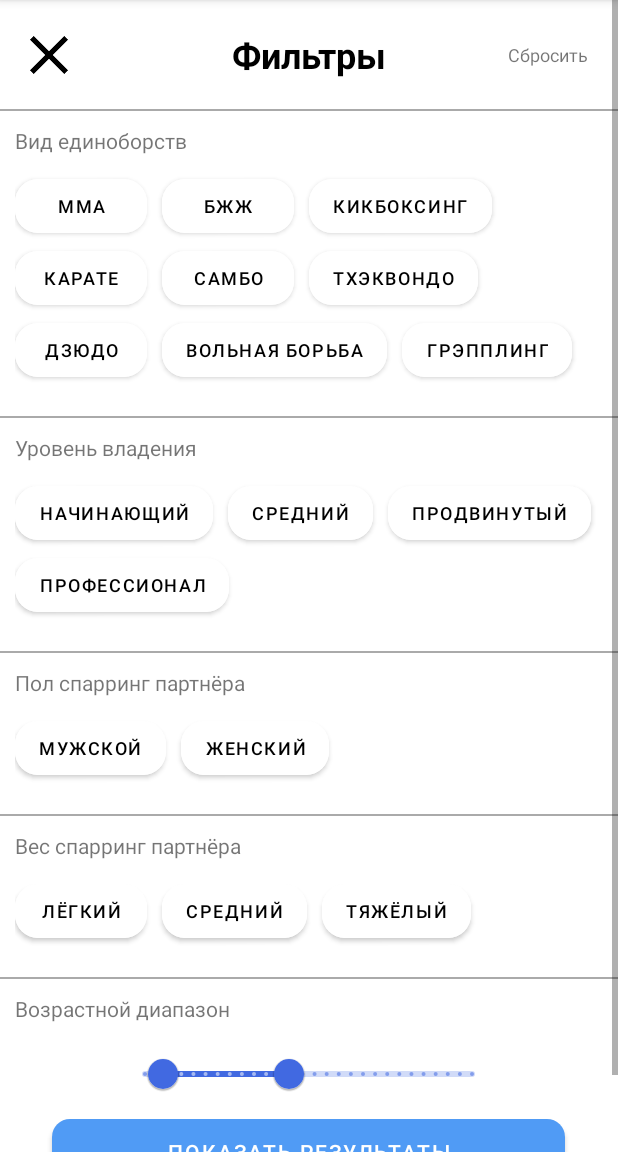
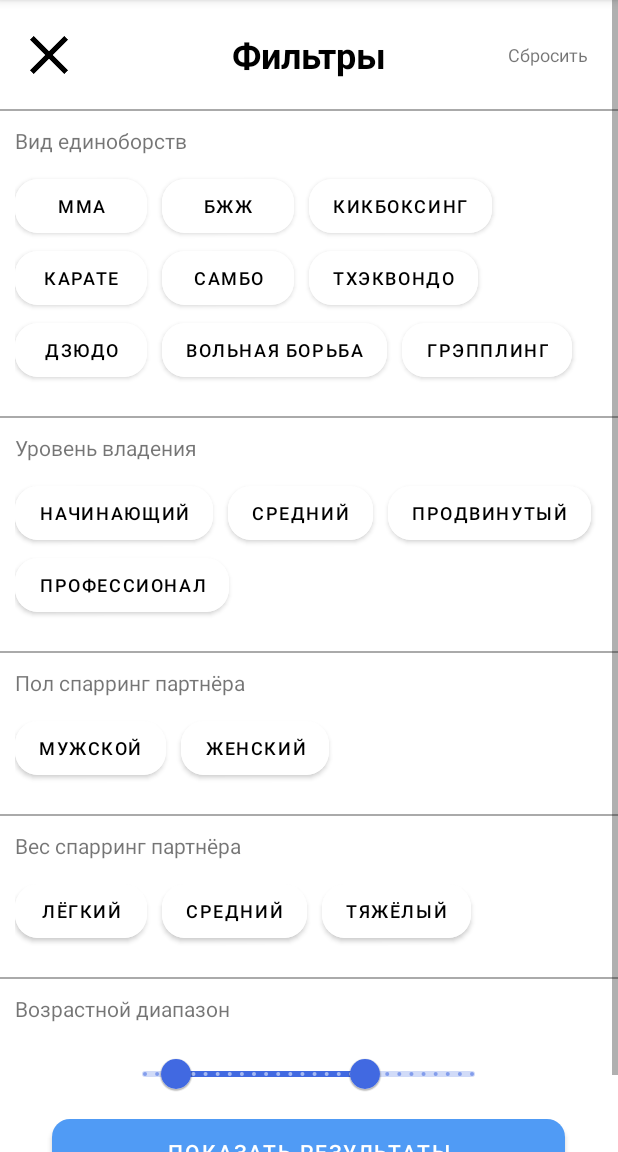
Before and after one commit to vlymar90/OssAppAndroid, an Android app: the SearchActivity screen opened directly, with no data from a screen before it, after a tap on an icon or button, on a phone screen of 412 x 824 dp, the part 84-1236 px from its top. Run offline under Robolectric (Android 15) with nearby library versions, the light colour scheme and no system bars.

Commit message:
Filters in process

```diff
--- a/app/src/main/java/com/example/ossapp/FiltersActivity.java
+++ b/app/src/main/java/com/example/ossapp/FiltersActivity.java
@@ -22,6 +22,7 @@ public class FiltersActivity extends AppCompatActivity {
 
     private TextView cancel;
     private ImageView back;
+
     private Button mma;
     private Button bzhzh;
     private Button kickboxing;
@@ -31,36 +32,48 @@ public class FiltersActivity extends AppCompatActivity {
     private Button judo;
     private Button wrestling;
     private Button grappling;
+
     private Button rookie;
     private Button medium;
     private Button advanced;
     private Button professional;
+
     private Button male;
     private Button female;
+
     private Button light;
     private Button halfHeavy;
     private Button heavy;
+
     private RangeSlider ageSlider;
+
     private ArrayList<Button> buttons;
 
+    private String city;
     private int weight;
     private int sex;
-    private int age;
-    private long style;
-    private long level;
-    private long[] styles = new long[3];
-    private List list = new LinkedList<Long>();
-    int count = 0;
+    private float ageMin;
+    private float ageMax;
+    private String level;
+    private String style;
+    private List<Button> styles;
+    private List<Button> levels;
+
 
     @Override
     protected void onCreate(Bundle savedInstanceState) {
         super.onCreate(savedInstanceState);
         setContentView(R.layout.activity_filters);
 
-        buttons = new ArrayList<>();
+        // приходит город из списка бойцов
+        city = getIntent().getStringExtra("city");
+
+        buttons = new ArrayList<>(); //хранит все кнопки, для очистки фильтров
+        styles = new ArrayList<>(); //хранит кнопки стилей, чтобы они потом деактивировались
+        levels = new ArrayList<>(); //хранит кнопки уровней, чтобы они потом деактивировались
 
         ageSlider = findViewById(R.id.slider);
-        ageSlider.setValues(18f, 38f);
+        ageSlider.setValues(20f, 50f); // выбор возраста
 
         mma = findViewById(R.id.button1);
         bzhzh = findViewById(R.id.button2);
@@ -71,40 +84,18 @@ public class FiltersActivity extends AppCompatActivity {
         judo = findViewById(R.id.button7);
         wrestling = findViewById(R.id.button8);
         grappling = findViewById(R.id.button9);
+
         rookie = findViewById(R.id.button10);
         medium = findViewById(R.id.button11);
         advanced = findViewById(R.id.button12);
         professional = findViewById(R.id.button13);
+
         male = findViewById(R.id.button14);
         female = findViewById(R.id.button15);
+
         light = findViewById(R.id.button16);
         halfHeavy = findViewById(R.id.button17);
         heavy = findViewById(R.id.button18);
-    }
-
-    public void buttonStyleClick(View view) {
-        Button button = (Button) view;
-        if (count <= 3) {
-            if (mma.equals(view)) {
-                style = 1;
-                buttonClick(view);
-                choosingStyle(button, style);
-            } else if (bzhzh.equals(view)) {
-                style = 2;
-                buttonClick(view);
-                choosingStyle(button, style);
-            } else if (kickboxing.equals(view)) {
-                style = 3;
-                buttonClick(view);
-                choosingStyle(button, style);
-            } else if (karate.equals(view)) {
-                style = 4;
-                buttonClick(view);
-                choosingStyle(button, style);
-            }
-        } else {
-            return;
-        }
     }
 
     /*
@@ -129,11 +120,17 @@ public class FiltersActivity extends AppCompatActivity {
     }
 
     /*
-    назад с фильтрами
+    назад с фильтрами. Еще не закончено
      */
     public void nextActivity(View view) {
+        ageMin = ageSlider.getValues().get(0);
+        ageMax = ageSlider.getValues().get(ageSlider.getValues().size() - 1);
         Intent intent = new Intent(this, SearchActivity.class);
-        intent.putExtra("style", list.toArray());
+        intent.putExtra("style", style);
+        intent.putExtra("level", level);
+        intent.putExtra("city", city);
+        intent.putExtra("ageMin", ageMin);
+        intent.putExtra("ageMax", ageMax);
         startActivity(intent);
     }
 
@@ -151,20 +148,36 @@ public class FiltersActivity extends AppCompatActivity {
             selectButton.setBackgroundColor(Color.WHITE);
             selectButton.setTextColor(Color.BLACK);
             selectButton.setSelected(false);
+            buttons.remove(selectButton);
         }
     }
 
-    public void choosingStyle(Button button, Long style) {
-        if (button.isPressed()) {
-            list.add(style);
-            count++;
-        } else if (!button.isPressed()) {
-            for (int i = 0; i < list.size(); i++) {
-                if (list.get(i) == style) {
-                    list.remove(list.get(i));
-                    count--;
-                }
+    //нажатие на кнопку любого стиля
+    public void buttonStyleClick(View view) {
+        Button button = (Button) view;
+        buttonChooseClick(view, styles);
+        style = button.getText().toString();
+    }
+
+    //нажатие на кнопку выбора уровня
+    public void buttonLevelClick(View view) {
+        Button button = (Button) view;
+        buttonChooseClick(view, levels);
+        level = button.getText().toString();
+    }
+
+    // общий метод выбора только одного элемента
+    public void buttonChooseClick(View view, List<Button> views) {
+        Button button = (Button) view;
+        for (Button bt : views) {
+            if (bt.isSelected()) {
+                bt.setBackgroundColor(Color.WHITE);
+                bt.setTextColor(Color.BLACK);
+                bt.setSelected(false);
+                buttons.remove(bt);
             }
         }
+        views.add(button);
+        buttonClick(view);
     }
 }
--- a/app/src/main/java/com/example/ossapp/SearchActivity.java
+++ b/app/src/main/java/com/example/ossapp/SearchActivity.java
@@ -36,7 +36,10 @@ public class SearchActivity extends AppCompatActivity {
     private TextView cityName;
     private String city;
     private List<UserResponseDto> listOfFighters;
-    private List<Long> styles;
+    private String style;
+    private String level;
+    private int ageMin;
+    private int ageMax;
     UserResponseDto userDto1;
     UserResponseDto userDto2;
     UserResponseDto userDto3;
@@ -57,35 +60,42 @@ public class SearchActivity extends AppCompatActivity {
             city = getIntent().getStringExtra("city");
             cityName.setText(city);
         }
-        // получение информации от фильтров
-        if (filter.hasExtra("style")) {
-            for (Long st : getIntent().getLongArrayExtra("style")) {
-                styles.add(st);
-            }
-            userDto1.setStyleLevelList(styles);
-            userDto2.setStyleLevelList(styles);
-            userDto3.setStyleLevelList(styles);
+        // получение информации от фильтров стиль, уровень, возраст макс. и мин.
+        if (filter.hasExtra("style"))
+            style = getIntent().getStringExtra("style");
+        if (filter.hasExtra("level"))
+            level = getIntent().getStringExtra("level");
+        if (filter.hasExtra("ageMin")) {
+            ageMin = (int) getIntent().getFloatExtra("ageMin", 20);
+            ageMax = (int) getIntent().getFloatExtra("ageMax", 50);
         }
+
 
 
         // бойцы для проверки которых мы получим из базы
         userDto1 = new UserResponseDto();
         userDto1.setName("Ван Дам");
-        userDto1.setUserAge(35);
+        userDto1.setUserAge(ageMin);
         userDto1.setUserWeight(80);
         userDto1.setCity(city);
+        userDto1.setStyle(style);
+        userDto1.setLevel(level);
 
         userDto2 = new UserResponseDto();
         userDto2.setName("Ли");
-        userDto2.setUserAge(29);
+        userDto2.setUserAge(ageMax);
         userDto2.setUserWeight(65);
         userDto2.setCity(city);
+        userDto2.setStyle(style);
+        userDto2.setLevel(level);
 
         userDto3 = new UserResponseDto();
         userDto3.setName("Норрис");
-        userDto3.setUserAge(34);
+        userDto3.setUserAge(ageMax);
         userDto3.setUserWeight(70);
         userDto3.setCity(city);
+        userDto3.setStyle(style);
+        userDto3.setLevel(level);
 
         listOfFighters = new LinkedList<>();
         /*
@@ -111,14 +121,15 @@ public class SearchActivity extends AppCompatActivity {
          */
         fightersList = new FightersList(listOfFighters);
         partners.setAdapter(fightersList);
-
     }
 
     /*
     к фильтрам
      */
     public void filtered(View view) {
+        // город тоже идет в фильтры, чтобы вернуть потом
         Intent intent = new Intent(this, FiltersActivity.class);
+        intent.putExtra("city", city);
         startActivity(intent);
     }
 
--- a/app/src/main/java/com/example/ossapp/dto/UserResponseDto.java
+++ b/app/src/main/java/com/example/ossapp/dto/UserResponseDto.java
@@ -15,7 +15,9 @@ public class UserResponseDto implements Serializable {
     private int userAge;
     private String city;
     private String about;
-    private List<Long> styleLevelList;
+    private String style; // пока в стринге
+    private String level; // пока в стринге
+
 
     public UserResponseDto(){};
 
@@ -41,6 +43,9 @@ public class UserResponseDto implements Serializable {
         return false;
     }
 
+    public String getLevel() {
+        return level;
+    }
     public String getName() {
         return name;
     }
@@ -73,8 +78,12 @@ public class UserResponseDto implements Serializable {
         return about;
     }
 
-    public List<Long> getStyleLevelList() {
-        return styleLevelList;
+    public String getStyle() {
+        return style;
+    }
+
+    public void setLevel(String level) {
+        this.level = level;
     }
 
     public static void setInstance(UserDto instance) {
@@ -113,7 +122,7 @@ public class UserResponseDto implements Serializable {
         this.about = about;
     }
 
-    public void setStyleLevelList(List<Long> styleLevelList) {
-        this.styleLevelList = styleLevelList;
+    public void setStyle(String style) {
+        this.style = style;
     }
 }
--- a/app/src/main/java/com/example/ossapp/util/FightersList.java
+++ b/app/src/main/java/com/example/ossapp/util/FightersList.java
@@ -101,13 +101,7 @@ public class FightersList extends RecyclerView.Adapter<FightersList.FighterViewH
             fighterWeight.setText(String.valueOf(userResponseDto.getUserWeight()));
             fighterAge.setText(String.valueOf(userResponseDto.getUserAge()));
             fighterCity.setText("Город " + userResponseDto.getCity());
-            if (!userResponseDto.getStyleLevelList().isEmpty())
-                fighterStyle.setText("Стиль " + userResponseDto.getStyleLevelList().toString()); // под вопросом
-
-            // с этим пока не ясно
-            //           for (StyleLevelDto sld : userDto.getStyleLevelList()){
-            //               fighterStyle.append(sld.getStyle()+" ");
-            //           }
+            fighterStyle.setText(userResponseDto.getStyle() + " " + userResponseDto.getLevel()); //пока в стринге
         }
 
         /*
--- a/app/src/main/res/layout/activity_filters.xml
+++ b/app/src/main/res/layout/activity_filters.xml
@@ -157,25 +157,25 @@
             <Button
                 android:id="@+id/button10"
                 style="@style/filters_button"
-                android:onClick="buttonClick"
+                android:onClick="buttonLevelClick"
                 android:text="@string/rookie" />
 
             <Button
                 android:id="@+id/button11"
                 style="@style/filters_button"
-                android:onClick="buttonClick"
+                android:onClick="buttonLevelClick"
                 android:text="@string/medium" />
 
             <Button
                 android:id="@+id/button12"
                 style="@style/filters_button"
-                android:onClick="buttonClick"
+                android:onClick="buttonLevelClick"
                 android:text="@string/advanced" />
 
             <Button
                 android:id="@+id/button13"
                 style="@style/filters_button"
-                android:onClick="buttonClick"
+                android:onClick="buttonLevelClick"
                 android:text="@string/professional" />
 
         </com.google.android.material.internal.FlowLayout>
```
